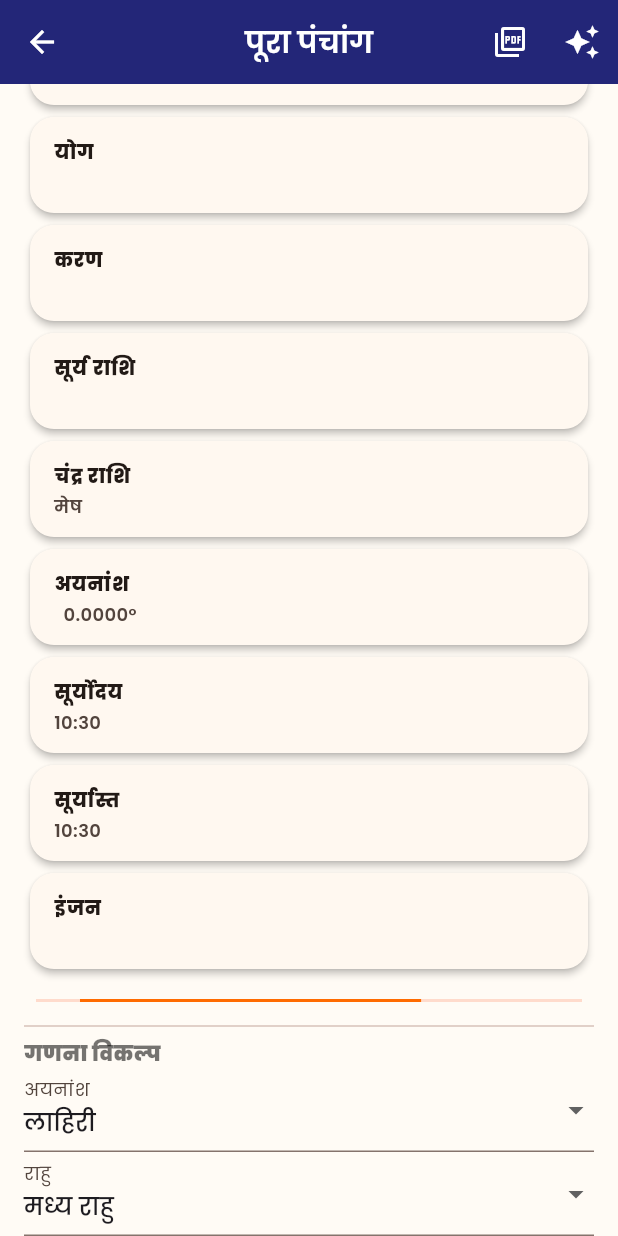
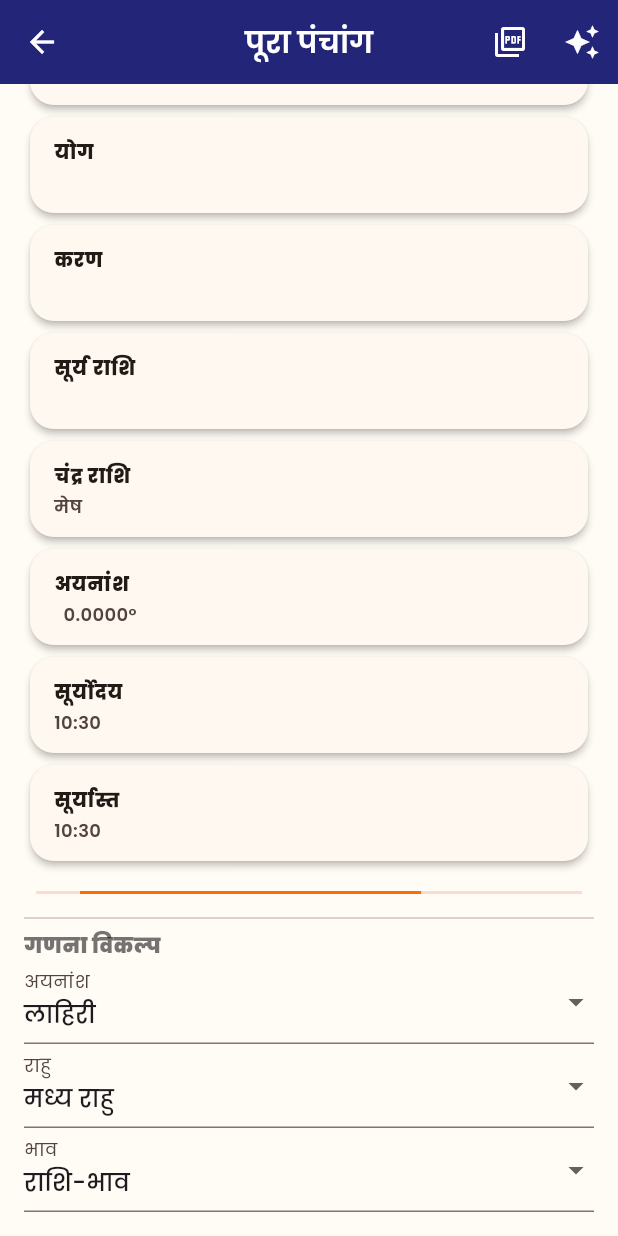
Before and after one commit to shastrimanish-debug/shakti-panchang, a Flutter app: the PanchangDetailScreen screen opened directly with empty values, scrolled down 258 dp, on a phone screen of 412 x 824 dp. Run offline on Flutter 3.47's test engine with Material 3 defaults, Android fonts, the phone set to English and light mode, and no system bars; our stand-ins replace audioplayers, flutter_local_notifications, flutter_tts, geolocator, google_fonts, in_app_purchase and 7 more; missing offline and left inert: dart:ffi, dart:js_interop, page_flip; accounts and stored records are empty; statements that could not run were skipped.

Commit message:
PDF: embed Devanagari fonts, drop engine names, webapp panchang layout

```diff
--- a/lib/screens/panchang_detail_screen.dart
+++ b/lib/screens/panchang_detail_screen.dart
@@ -147,7 +147,6 @@
             _kv('अयनांश', '${_data.ayanamshaName}  ${_data.ayanamsha.toStringAsFixed(4)}°'),
             _kv('सूर्योदय', _hm(_data.localSunrise)),
             _kv('सूर्यास्त', _hm(_data.localSunset)),
-            _kv('इंजन', _data.engine),
             const SizedBox(height: 8),
             FutureBuilder(
               future: PanchangBoundaryService(AstronomyEngineService()).calculate(_date),
@@ -226,10 +225,6 @@
                 if (mounted) setState(() => _s = n);
               },
             ),
-            Padding(
-              padding: const EdgeInsets.only(top: 8),
-              child: Text(_data.precisionNote, style: const TextStyle(fontSize: 12, color: Colors.black54)),
-            ),
           ] else if (_tab == 1) ...[
             ...inaus.map((w) => _timeCard(w.title, _hm(w.start), _hm(w.end), tyajya: true)),
             ...muhurat.map((w) => _timeCard(
```
